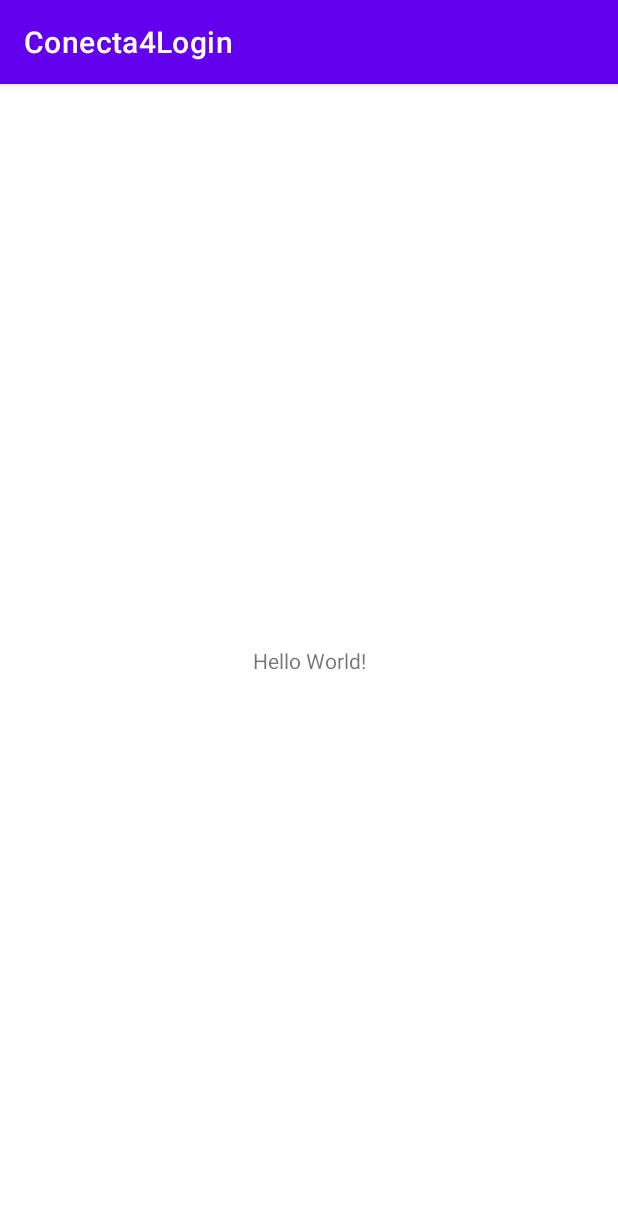
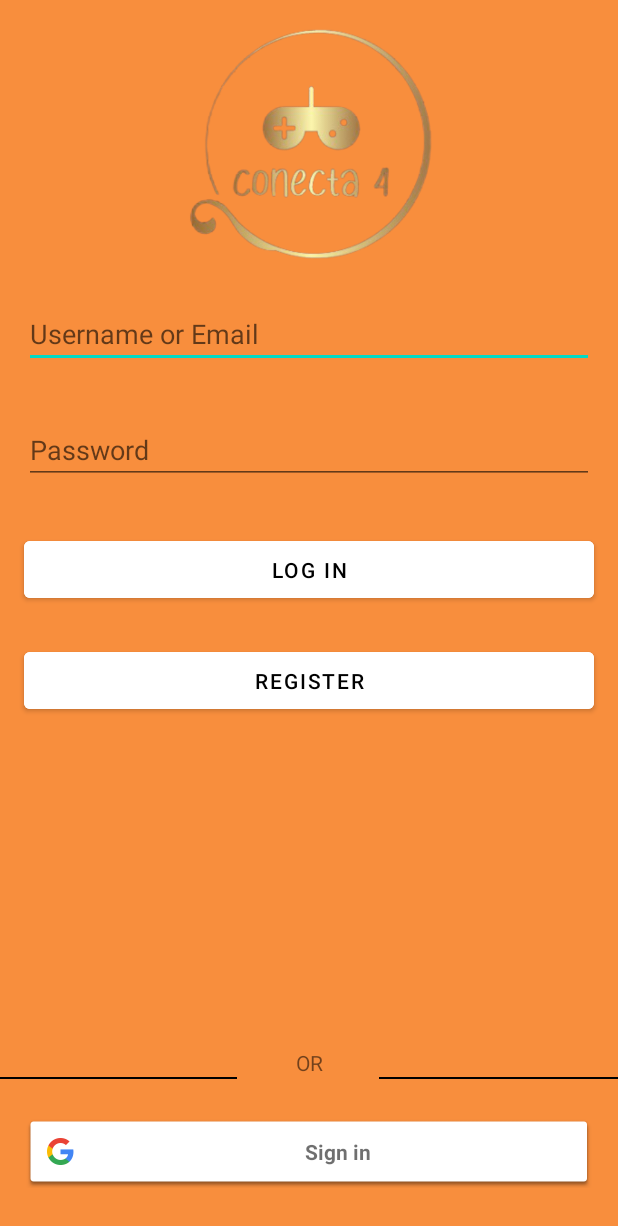
Before and after one commit to xexi81/Conecta4Login, an Android app: the screen it shows after launch (MainActivity), on a phone screen of 412 x 824 dp. Shown: the top 1226 px of the screen. Run offline under Robolectric (Android 15) with nearby library versions, the phone set to English and light mode, and no system bars; our stand-ins replace Firebase (no records; nobody signed in at launch, a user with empty details on screens opened directly).

Commit message:
v1: De momento no funciona

```diff
--- a/app/build.gradle
+++ b/app/build.gradle
@@ -42,6 +42,11 @@ dependencies {
     implementation 'androidx.constraintlayout:constraintlayout:2.0.4'
     implementation platform('com.google.firebase:firebase-bom:26.2.0')
     implementation 'com.google.firebase:firebase-analytics-ktx'
+    implementation 'com.google.android.gms:play-services-auth:19.0.0'
+    implementation 'androidx.lifecycle:lifecycle-livedata-ktx:2.3.0-rc01'
+    implementation 'org.jetbrains.kotlinx:kotlinx-coroutines-play-services:1.1.1'
+    implementation 'org.jetbrains.kotlinx:kotlinx-coroutines-android:1.3.9'
+    implementation 'com.google.firebase:firebase-auth:20.0.1'
     testImplementation 'junit:junit:4.13.1'
     androidTestImplementation 'androidx.test.ext:junit:1.1.2'
     androidTestImplementation 'androidx.test.espresso:espresso-core:3.3.0'
--- a/app/src/main/AndroidManifest.xml
+++ b/app/src/main/AndroidManifest.xml
@@ -1,6 +1,6 @@
 <?xml version="1.0" encoding="utf-8"?>
 <manifest xmlns:android="http://schemas.android.com/apk/res/android"
-    package="com.xexi.conecta4login">
+    package="com.xexi.conecta4Login">
 
     <application
         android:allowBackup="true"
@@ -9,7 +9,7 @@
         android:roundIcon="@mipmap/ic_launcher_round"
         android:supportsRtl="true"
         android:theme="@style/Theme.Conecta4Login">
-        <activity android:name=".MainActivity">
+        <activity android:name="com.xexi.conecta4Login.presentation.login.MainActivity">
             <intent-filter>
                 <action android:name="android.intent.action.MAIN" />
 
--- /dev/null
+++ b/app/src/main/java/com/xexi/conecta4Login/base/Resource.kt
@@ -0,0 +1,10 @@
+package com.xexi.conecta4Login.base
+
+import com.xexi.conecta4Login.data.login.User
+
+// clase sellada
+sealed class Resource<out T> {
+    class Loading<out T> : Resource<T>()
+    data class Success<out T>(val data: T): Resource<T>()
+    data class Failure<out T>(val exception: Exception) : Resource<T>()
+}
--- /dev/null
+++ b/app/src/main/java/com/xexi/conecta4Login/data/login/IRepoGetUserLogged.kt
@@ -0,0 +1,7 @@
+package com.xexi.conecta4Login.data.login
+
+import com.xexi.conecta4Login.base.Resource
+
+interface IRepoGetUserLogged {
+    suspend fun getUserLogged(): Resource<User>
+}
--- /dev/null
+++ b/app/src/main/java/com/xexi/conecta4Login/data/login/RepoImplGetUserLogged.kt
@@ -0,0 +1,33 @@
+package com.xexi.conecta4Login.data.login
+
+import android.util.Log
+import com.google.firebase.auth.FirebaseAuth
+import com.xexi.conecta4Login.base.Resource
+
+class RepoImplGetUserLogged: IRepoGetUserLogged {
+    private val mAuth: FirebaseAuth = FirebaseAuth.getInstance();
+    override suspend fun getUserLogged(): Resource<User> {
+
+        var user = User("hola", "que haces", "que dices")
+
+        Log.d("Sergio", "el user en repo es ${user.email}")
+
+        return Resource.Success(user)
+/*
+        var currentUser = mAuth.currentUser
+        if (currentUser == null) {
+            var user = User("", "", "")
+            return Resource.Success(user)
+        }
+        else {
+            var name: String = currentUser.displayName!!
+            var email: String = currentUser.email!!
+            var uid = currentUser.uid
+
+            var user = User(name, email, uid)
+            return Resource.Success(user)
+        }
+     */
+
+    }
+}
--- /dev/null
+++ b/app/src/main/java/com/xexi/conecta4Login/data/login/User.kt
@@ -0,0 +1,3 @@
+package com.xexi.conecta4Login.data.login
+
+data class User (val name: String, val email: String, val uid: String)
--- /dev/null
+++ b/app/src/main/java/com/xexi/conecta4Login/domain/login/GetUserLoginImpl.kt
@@ -0,0 +1,9 @@
+package com.xexi.conecta4Login.domain.login
+
+import com.xexi.conecta4Login.base.Resource
+import com.xexi.conecta4Login.data.login.IRepoGetUserLogged
+import com.xexi.conecta4Login.data.login.User
+
+class GetUserLoginImpl(private val repo: IRepoGetUserLogged): IGetUserLogin {
+        override suspend fun getUserLogged(): Resource<User> = repo.getUserLogged()
+}
--- /dev/null
+++ b/app/src/main/java/com/xexi/conecta4Login/domain/login/IGetUserLogin.kt
@@ -0,0 +1,8 @@
+package com.xexi.conecta4Login.domain.login
+
+import com.xexi.conecta4Login.base.Resource
+import com.xexi.conecta4Login.data.login.User
+
+interface IGetUserLogin {
+    suspend fun getUserLogged(): Resource<User>
+}
--- /dev/null
+++ b/app/src/main/java/com/xexi/conecta4Login/presentation/login/MainActivity.kt
@@ -0,0 +1,58 @@
+package com.xexi.conecta4Login.presentation.login
+
+import android.os.Bundle
+import android.util.Log
+import androidx.appcompat.app.AppCompatActivity
+import androidx.lifecycle.Observer
+import androidx.lifecycle.ViewModelProvider
+import com.xexi.conecta4Login.R
+import com.xexi.conecta4Login.base.Resource
+import com.xexi.conecta4Login.data.login.RepoImplGetUserLogged
+import com.xexi.conecta4Login.data.login.User
+import com.xexi.conecta4Login.domain.login.GetUserLoginImpl
+import com.xexi.conecta4Login.presentation.login.viewModel.MainViewModel
+import com.xexi.conecta4Login.presentation.login.viewModel.MainViewModelFactory
+
+class MainActivity : AppCompatActivity() {
+    // declaramos la clase del viewModel como lateinit porque no la vamos a inicializar todavía
+    private val mainViewModel by lazy {ViewModelProvider(this, MainViewModelFactory(GetUserLoginImpl(RepoImplGetUserLogged()))).get(MainViewModel::class.java) }
+
+    override fun onCreate(savedInstanceState: Bundle?) {
+        super.onCreate(savedInstanceState)
+        setContentView(R.layout.activity_main)
+
+
+        observeData()
+    }
+
+
+
+    private fun observeData() {
+
+        mainViewModel.fetchVersionCode.observe(this, Observer {
+
+            when(it) {
+                is Resource.Loading -> {
+                    Log.d("Sergio", "Estamos cargando")
+                }
+                is Resource.Success -> {
+                    Log.d("Sergio", "Hemos encontrado user")
+                    val user: User = User("", "", "")
+                    Log.d("Sergio", "tas por aki?")
+                    if (user.email == "") {
+                        Log.d("Sergio", "el user es null")
+                    } else {
+                        Log.d("Sergio", "hemos encontrado user??")
+                        Log.d("Sergio", user.email)
+                        Log.d("Sergio", user.name)
+                        Log.d("Sergio", user.uid)
+                    }
+                }
+                is Resource.Failure -> {
+                    Log.w("Sergio", it.exception.message.toString())
+                }
+            }
+        })
+
+    }
+}
--- /dev/null
+++ b/app/src/main/java/com/xexi/conecta4Login/presentation/login/viewModel/MainViewModel.kt
@@ -0,0 +1,27 @@
+package com.xexi.conecta4Login.presentation.login.viewModel
+
+import android.util.Log
+import androidx.lifecycle.ViewModel
+import androidx.lifecycle.liveData
+import com.xexi.conecta4Login.base.Resource
+import com.xexi.conecta4Login.domain.login.IGetUserLogin
+import kotlinx.coroutines.Dispatchers
+import java.lang.Exception
+
+class MainViewModel(useCase:IGetUserLogin): ViewModel() {
+
+    val fetchVersionCode = liveData(Dispatchers.IO) {
+        // mientras no recibo nada, estoy en loading
+        emit(Resource.Loading())
+
+        try {
+            val user = useCase.getUserLogged()
+            // cuando tengo datos para enviar a la activity
+            emit(Resource.Success(user))
+        } catch (e: Exception) {
+            // cuando algo ha fallado
+            emit(Resource.Failure(e))
+            Log.e("ERROR", e.message.toString())
+        }
+    }
+}
--- /dev/null
+++ b/app/src/main/java/com/xexi/conecta4Login/presentation/login/viewModel/MainViewModelFactory.kt
@@ -0,0 +1,12 @@
+package com.xexi.conecta4Login.presentation.login.viewModel
+
+import androidx.lifecycle.ViewModel
+import androidx.lifecycle.ViewModelProvider
+import com.xexi.conecta4Login.domain.login.IGetUserLogin
+
+class MainViewModelFactory(private val userCase: IGetUserLogin): ViewModelProvider.Factory {
+    override fun <T : ViewModel?> create(modelClass: Class<T>): T {
+        return modelClass.getConstructor(IGetUserLogin::class.java).newInstance(userCase)
+    }
+
+}
--- a/app/src/main/java/com/xexi/conecta4login/MainActivity.kt
+++ /dev/null
@@ -1,11 +0,0 @@
-package com.xexi.conecta4login
-
-import androidx.appcompat.app.AppCompatActivity
-import android.os.Bundle
-
-class MainActivity : AppCompatActivity() {
-    override fun onCreate(savedInstanceState: Bundle?) {
-        super.onCreate(savedInstanceState)
-        setContentView(R.layout.activity_main)
-    }
-}
--- a/app/src/main/res/layout/activity_main.xml
+++ b/app/src/main/res/layout/activity_main.xml
@@ -4,15 +4,129 @@
     xmlns:tools="http://schemas.android.com/tools"
     android:layout_width="match_parent"
     android:layout_height="match_parent"
-    tools:context=".MainActivity">
+    android:background="@color/orange"
+    tools:context=".presentation.login.MainActivity">
 
-    <TextView
+    <ImageView
+        android:id="@+id/imageView"
         android:layout_width="wrap_content"
+        android:layout_height="200dp"
+        app:layout_constraintEnd_toEndOf="parent"
+        app:layout_constraintStart_toStartOf="parent"
+        app:layout_constraintTop_toTopOf="parent"
+        app:srcCompat="@drawable/logo" />
+
+    <EditText
+        android:id="@+id/txtUsername"
+        android:layout_width="match_parent"
         android:layout_height="wrap_content"
-        android:text="Hello World!"
+        android:layout_marginStart="16dp"
+        android:layout_marginEnd="16dp"
+        android:ems="10"
+        android:hint="Username or Email"
+        android:inputType="textPersonName"
+        app:layout_constraintEnd_toEndOf="parent"
+        app:layout_constraintStart_toStartOf="parent"
+        app:layout_constraintTop_toBottomOf="@+id/imageView" />
+
+    <EditText
+        android:id="@+id/txtPassword"
+        android:layout_width="match_parent"
+        android:layout_height="wrap_content"
+        android:layout_marginStart="16dp"
+        android:layout_marginTop="32dp"
+        android:layout_marginEnd="16dp"
+        android:ems="10"
+        android:hint="Password"
+        android:inputType="textPersonName|textPassword"
+        app:layout_constraintEnd_toEndOf="parent"
+        app:layout_constraintStart_toStartOf="parent"
+        app:layout_constraintTop_toBottomOf="@+id/txtUsername"/>
+
+    <Button
+        android:id="@+id/btnLogin"
+        android:layout_width="match_parent"
+        android:layout_height="50dp"
+        android:layout_marginStart="16dp"
+        android:layout_marginTop="32dp"
+        android:layout_marginEnd="16dp"
+        android:text="LOG IN"
+        app:layout_constraintEnd_toEndOf="parent"
+        app:layout_constraintStart_toStartOf="parent"
+        app:layout_constraintTop_toBottomOf="@+id/txtPassword"
+        android:backgroundTint="@color/white"
+        android:textColor="@color/black"/>
+
+
+    <Button
+        android:id="@+id/btnRegister"
+        android:layout_width="match_parent"
+        android:layout_height="50dp"
+        android:layout_marginStart="16dp"
+        android:layout_marginTop="24dp"
+        android:layout_marginEnd="16dp"
+        android:text="Register"
+        app:layout_constraintEnd_toEndOf="parent"
+        app:layout_constraintStart_toStartOf="parent"
+        app:layout_constraintTop_toBottomOf="@+id/btnLogin"
+        android:backgroundTint="@color/white"
+        android:textColor="@color/black"/>
+
+    <LinearLayout
+        android:id="@+id/layoutFirst"
+        android:layout_width="match_parent"
+        android:layout_height="wrap_content"
+        android:orientation="horizontal"
+        app:layout_constraintBottom_toTopOf="@+id/linearLayout"
+        app:layout_constraintEnd_toEndOf="parent"
+        app:layout_constraintStart_toStartOf="parent">
+
+        <TextView
+            android:layout_width="match_parent"
+            android:layout_height="wrap_content"
+            android:gravity="center_horizontal"
+            android:text="OR" />
+    </LinearLayout>
+
+    <LinearLayout
+        android:id="@+id/linearLayout"
+        android:layout_width="match_parent"
+        android:layout_height="wrap_content"
+        android:layout_marginBottom="24dp"
+        android:orientation="horizontal"
+        android:weightSum="13"
+        app:layout_constraintBottom_toTopOf="@+id/btnGoogle"
+        app:layout_constraintEnd_toEndOf="parent"
+        app:layout_constraintStart_toStartOf="parent">
+
+        <View
+            android:layout_width="0dp"
+            android:layout_height="1dp"
+            android:layout_weight="5"
+            android:background="@android:color/black" />
+
+        <Space
+            android:layout_width="0dp"
+            android:layout_height="wrap_content"
+            android:layout_weight="3" />
+
+        <View
+            android:layout_width="0dp"
+            android:layout_height="1dp"
+            android:layout_weight="5"
+            android:background="@android:color/black" />
+    </LinearLayout>
+
+    <com.google.android.gms.common.SignInButton
+        android:id="@+id/btnGoogle"
+        android:layout_width="match_parent"
+        android:layout_height="wrap_content"
+        android:layout_marginStart="16dp"
+        android:layout_marginEnd="16dp"
+        android:layout_marginBottom="32dp"
         app:layout_constraintBottom_toBottomOf="parent"
-        app:layout_constraintLeft_toLeftOf="parent"
-        app:layout_constraintRight_toRightOf="parent"
-        app:layout_constraintTop_toTopOf="parent" />
+        app:layout_constraintEnd_toEndOf="parent"
+        app:layout_constraintStart_toStartOf="parent" />
+
 
 </androidx.constraintlayout.widget.ConstraintLayout>
--- a/app/src/main/res/values-night/themes.xml
+++ b/app/src/main/res/values-night/themes.xml
@@ -1,6 +1,6 @@
 <resources xmlns:tools="http://schemas.android.com/tools">
     <!-- Base application theme. -->
-    <style name="Theme.Conecta4Login" parent="Theme.MaterialComponents.DayNight.DarkActionBar">
+    <style name="Theme.Conecta4Login" parent="Theme.MaterialComponents.DayNight.NoActionBar">
         <!-- Primary brand color. -->
         <item name="colorPrimary">@color/purple_200</item>
         <item name="colorPrimaryVariant">@color/purple_700</item>
--- a/app/src/main/res/values/colors.xml
+++ b/app/src/main/res/values/colors.xml
@@ -7,4 +7,5 @@
     <color name="teal_700">#FF018786</color>
     <color name="black">#FF000000</color>
     <color name="white">#FFFFFFFF</color>
+    <color name="orange">#F88E3D</color>
 </resources>
--- a/app/src/main/res/values/themes.xml
+++ b/app/src/main/res/values/themes.xml
@@ -1,6 +1,6 @@
 <resources xmlns:tools="http://schemas.android.com/tools">
     <!-- Base application theme. -->
-    <style name="Theme.Conecta4Login" parent="Theme.MaterialComponents.DayNight.DarkActionBar">
+    <style name="Theme.Conecta4Login" parent="Theme.MaterialComponents.DayNight.NoActionBar">
         <!-- Primary brand color. -->
         <item name="colorPrimary">@color/purple_500</item>
         <item name="colorPrimaryVariant">@color/purple_700</item>
```
Also changed, not shown: app/src/main/res/drawable/logo.png (added), 5 other files.
